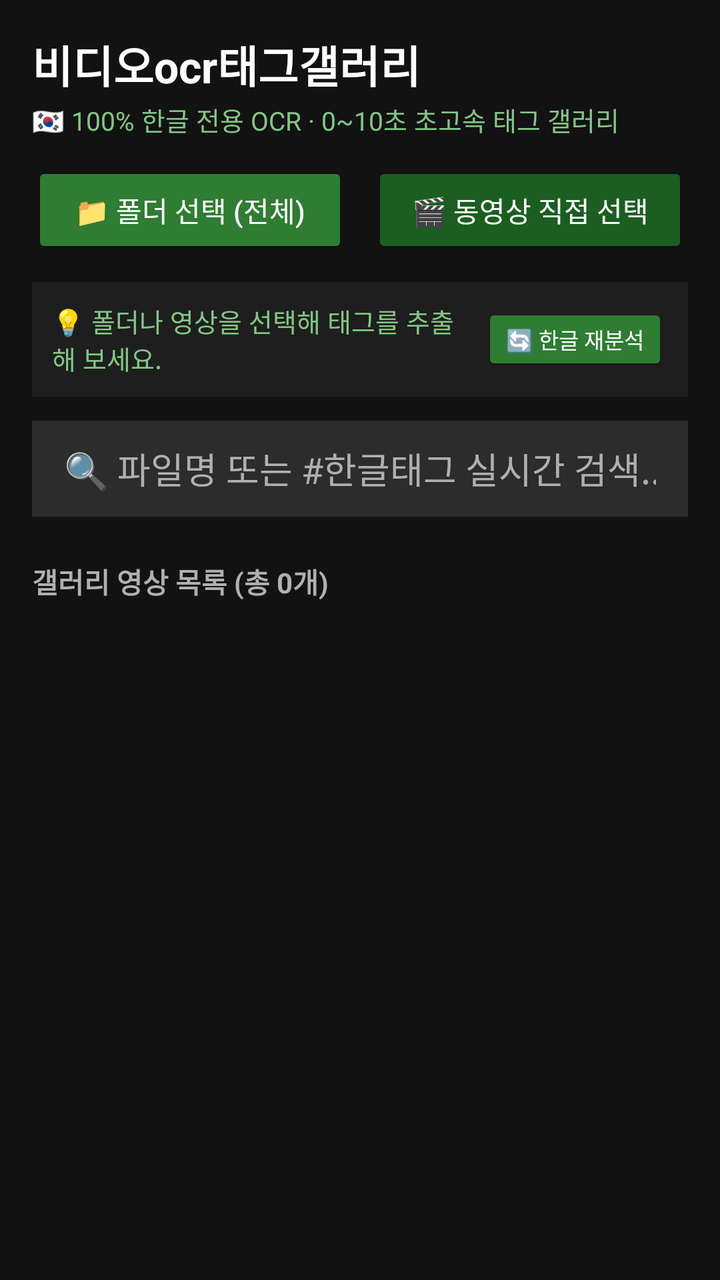
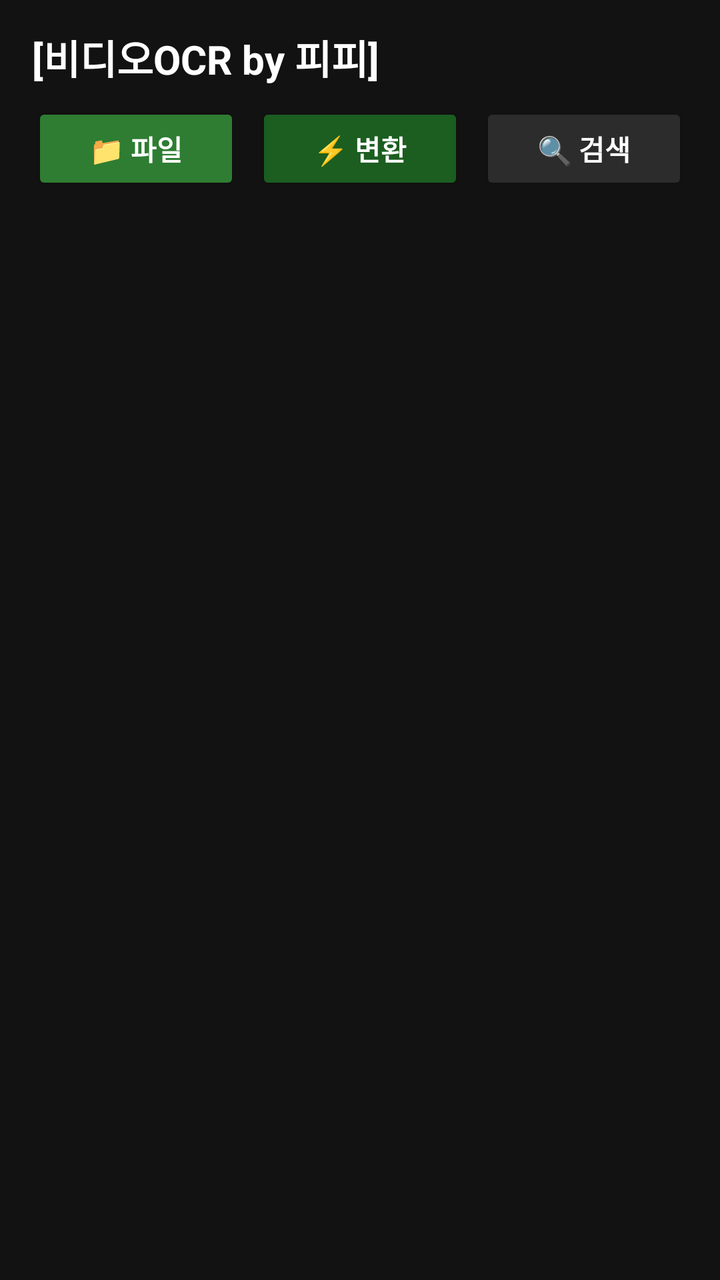

An Android layout rendered at two revisions. The XML below is the earlier revision; the diff shows what the commit changed to produce the second picture.
<!-- AndroidManifest.xml: application theme Theme.AppCompat.NoActionBar -->
<!-- res/layout/activity_main.xml -->
<?xml version="1.0" encoding="utf-8"?>
<LinearLayout xmlns:android="http://schemas.android.com/apk/res/android"
    xmlns:tools="http://schemas.android.com/tools"
    android:layout_width="match_parent"
    android:layout_height="match_parent"
    android:orientation="vertical"
    android:background="@color/background"
    android:padding="16dp">

    
    <LinearLayout
        android:layout_width="match_parent"
        android:layout_height="wrap_content"
        android:orientation="vertical"
        android:paddingBottom="12dp">

        <TextView
            android:layout_width="wrap_content"
            android:layout_height="wrap_content"
            android:text="@string/app_name"
            android:textColor="@color/on_surface"
            android:textSize="22sp"
            android:textStyle="bold" />

        <TextView
            android:layout_width="wrap_content"
            android:layout_height="wrap_content"
            android:text="🇰🇷 100% 한글 전용 OCR · 0~10초 초고속 태그 갤러리"
            android:textColor="@color/secondary"
            android:textSize="13sp"
            android:layout_marginTop="2dp" />
    </LinearLayout>

    
    <LinearLayout
        android:layout_width="match_parent"
        android:layout_height="wrap_content"
        android:orientation="horizontal"
        android:layout_marginBottom="12dp">

        <Button
            android:id="@+id/btnSelectFolder"
            android:layout_width="0dp"
            android:layout_height="48dp"
            android:layout_weight="1"
            android:text="📁 폴더 선택 (전체)"
            android:textColor="#FFFFFF"
            android:backgroundTint="@color/primary"
            android:layout_marginEnd="6dp" />

        <Button
            android:id="@+id/btnSelectVideos"
            android:layout_width="0dp"
            android:layout_height="48dp"
            android:layout_weight="1"
            android:text="🎬 동영상 직접 선택"
            android:textColor="#FFFFFF"
            android:backgroundTint="@color/primary_variant"
            android:layout_marginStart="6dp" />
    </LinearLayout>

    
    <LinearLayout
        android:id="@+id/layoutStatus"
        android:layout_width="match_parent"
        android:layout_height="wrap_content"
        android:orientation="vertical"
        android:background="@color/surface"
        android:padding="10dp"
        android:layout_marginBottom="12dp">

        <LinearLayout
            android:layout_width="match_parent"
            android:layout_height="wrap_content"
            android:orientation="horizontal"
            android:gravity="center_vertical">

            <TextView
                android:id="@+id/tvStatus"
                android:layout_width="0dp"
                android:layout_height="wrap_content"
                android:layout_weight="1"
                android:text="💡 폴더나 영상을 선택해 태그를 추출해 보세요."
                android:textColor="@color/secondary"
                android:textSize="13sp" />

            <Button
                android:id="@+id/btnReanalyzeKorean"
                android:layout_width="wrap_content"
                android:layout_height="36dp"
                android:text="🔄 한글 재분석"
                android:textSize="11sp"
                android:textColor="#FFFFFF"
                android:backgroundTint="@color/primary"
                android:layout_marginStart="8dp" />
        </LinearLayout>

        <ProgressBar
            android:id="@+id/progressBar"
            style="?android:attr/progressBarStyleHorizontal"
            android:layout_width="match_parent"
            android:layout_height="wrap_content"
            android:layout_marginTop="6dp"
            android:visibility="gone" />
    </LinearLayout>

    
    <EditText
        android:id="@+id/etSearch"
        android:layout_width="match_parent"
        android:layout_height="48dp"
        android:background="@color/surface_variant"
        android:hint="🔍 파일명 또는 #한글태그 실시간 검색..."
        android:textColorHint="@color/on_surface_secondary"
        android:textColor="@color/on_surface"
        android:paddingStart="16dp"
        android:paddingEnd="16dp"
        android:singleLine="true"
        android:imeOptions="actionSearch"
        android:layout_marginBottom="10dp" />

    
    <HorizontalScrollView
        android:id="@+id/scrollTags"
        android:layout_width="match_parent"
        android:layout_height="wrap_content"
        android:scrollbars="none"
        android:layout_marginBottom="12dp">

        <LinearLayout
            android:id="@+id/layoutTagChips"
            android:layout_width="wrap_content"
            android:layout_height="wrap_content"
            android:orientation="horizontal" />
    </HorizontalScrollView>

    
    <TextView
        android:id="@+id/tvResultCount"
        android:layout_width="wrap_content"
        android:layout_height="wrap_content"
        android:text="갤러리 영상 목록 (총 0개)"
        android:textColor="@color/on_surface_secondary"
        android:textSize="14sp"
        android:textStyle="bold"
        android:layout_marginBottom="8dp" />

    
    <androidx.recyclerview.widget.RecyclerView
        android:id="@+id/rvGallery"
        android:layout_width="match_parent"
        android:layout_height="0dp"
        android:layout_weight="1"
        android:clipToPadding="false"
        tools:listitem="@layout/item_video_gallery" />

</LinearLayout>
<!-- res/layout/item_video_gallery.xml (included above) -->
<?xml version="1.0" encoding="utf-8"?>
<LinearLayout xmlns:android="http://schemas.android.com/apk/res/android"
    android:layout_width="match_parent"
    android:layout_height="wrap_content"
    android:orientation="vertical"
    android:background="@color/surface"
    android:layout_marginBottom="12dp"
    android:padding="12dp">

    
    <LinearLayout
        android:layout_width="match_parent"
        android:layout_height="wrap_content"
        android:orientation="horizontal">

        
        <FrameLayout
            android:layout_width="110dp"
            android:layout_height="80dp"
            android:background="@color/surface_variant"
            android:layout_marginEnd="12dp">

            <ImageView
                android:id="@+id/ivThumbnail"
                android:layout_width="match_parent"
                android:layout_height="match_parent"
                android:scaleType="centerCrop" />

            <TextView
                android:id="@+id/tvDuration"
                android:layout_width="wrap_content"
                android:layout_height="wrap_content"
                android:layout_gravity="bottom|end"
                android:background="#B3000000"
                android:paddingStart="4dp"
                android:paddingEnd="4dp"
                android:text="00:00"
                android:textColor="#FFFFFF"
                android:textSize="11sp" />
        </FrameLayout>

        
        <LinearLayout
            android:layout_width="0dp"
            android:layout_height="wrap_content"
            android:layout_weight="1"
            android:orientation="vertical">

            
            <TextView
                android:id="@+id/tvFileName"
                android:layout_width="match_parent"
                android:layout_height="wrap_content"
                android:text="Screen_Recording.mp4"
                android:textColor="@color/on_surface"
                android:textSize="15sp"
                android:textStyle="bold"
                android:singleLine="true"
                android:ellipsize="middle" />

            
            <TextView
                android:id="@+id/tvBadge"
                android:layout_width="wrap_content"
                android:layout_height="wrap_content"
                android:background="@color/badge_cached"
                android:textColor="@color/badge_cached_text"
                android:text="✅ 기존 분석 완료"
                android:textSize="11sp"
                android:paddingStart="6dp"
                android:paddingEnd="6dp"
                android:paddingTop="2dp"
                android:paddingBottom="2dp"
                android:layout_marginTop="3dp"
                android:layout_marginBottom="4dp" />

            
            <TextView
                android:id="@+id/tvTags"
                android:layout_width="match_parent"
                android:layout_height="wrap_content"
                android:text="#베드로의고백처럼 #예수님사랑"
                android:textColor="@color/tag_text"
                android:textSize="13sp"
                android:textStyle="bold"
                android:maxLines="2"
                android:ellipsize="end" />
        </LinearLayout>
    </LinearLayout>

    
    <LinearLayout
        android:layout_width="match_parent"
        android:layout_height="wrap_content"
        android:orientation="horizontal"
        android:layout_marginTop="10dp">

        <Button
            android:id="@+id/btnPlayInApp"
            android:layout_width="0dp"
            android:layout_height="40dp"
            android:layout_weight="1"
            android:text="📱 바로 재생"
            android:textSize="12sp"
            android:textColor="#FFFFFF"
            android:backgroundTint="@color/primary"
            android:layout_marginEnd="4dp" />

        <Button
            android:id="@+id/btnPlaySamsung"
            android:layout_width="0dp"
            android:layout_height="40dp"
            android:layout_weight="1"
            android:text="▶️ 삼성 비디오"
            android:textSize="12sp"
            android:textColor="#FFFFFF"
            android:backgroundTint="@color/samsung_blue"
            android:layout_marginStart="4dp" />
    </LinearLayout>

</LinearLayout>
<!-- resources referenced by this layout -->
<resources>
  <color name="background">#121212</color>
  <color name="badge_cached">#1B5E20</color>
  <color name="badge_cached_text">#81C784</color>
  <color name="on_surface">#FFFFFF</color>
  <color name="on_surface_secondary">#B0B0B0</color>
  <color name="primary">#2E7D32</color>
  <color name="primary_variant">#1B5E20</color>
  <color name="samsung_blue">#0381FE</color>
  <color name="secondary">#81C784</color>
  <color name="surface">#1E1E1E</color>
  <color name="surface_variant">#2C2C2C</color>
  <color name="tag_text">#A5D6A7</color>
  <string name="app_name">비디오ocr태그갤러리</string>
</resources>

<!-- the commit's change to res/layout/activity_main.xml (unified diff, before → after) -->
@@ -5,145 +5,128 @@
     android:layout_height="match_parent"
     android:orientation="vertical"
     android:background="@color/background"
-    android:padding="16dp">
-
-    
-    <LinearLayout
-        android:layout_width="match_parent"
-        android:layout_height="wrap_content"
-        android:orientation="vertical"
-        android:paddingBottom="12dp">
+    android:paddingStart="16dp"
+    android:paddingEnd="16dp"
+    android:paddingTop="14dp"
+    android:paddingBottom="12dp">
+
+    
+    <LinearLayout
+        android:layout_width="match_parent"
+        android:layout_height="wrap_content"
+        android:orientation="horizontal"
+        android:gravity="center_vertical"
+        android:paddingBottom="8dp">
 
         <TextView
+            android:layout_width="0dp"
+            android:layout_height="wrap_content"
+            android:layout_weight="1"
+            android:text="[비디오OCR by 피피]"
+            android:textColor="@color/on_surface"
+            android:textSize="20sp"
+            android:textStyle="bold" />
+
+        <TextView
+            android:id="@+id/tvProgress"
             android:layout_width="wrap_content"
             android:layout_height="wrap_content"
-            android:text="@string/app_name"
+            android:text=""
+            android:textColor="@color/primary"
+            android:textSize="14sp"
+            android:textStyle="bold" />
+    </LinearLayout>
+
+    
+    <ProgressBar
+        android:id="@+id/progressBar"
+        style="?android:attr/progressBarStyleHorizontal"
+        android:layout_width="match_parent"
+        android:layout_height="4dp"
+        android:layout_marginBottom="10dp"
+        android:progressTint="@color/primary"
+        android:visibility="gone" />
+
+    
+    <LinearLayout
+        android:layout_width="match_parent"
+        android:layout_height="wrap_content"
+        android:orientation="horizontal"
+        android:layout_marginBottom="10dp">
+
+        <Button
+            android:id="@+id/btnFile"
+            android:layout_width="0dp"
+            android:layout_height="46dp"
+            android:layout_weight="1"
+            android:text="📁 파일"
+            android:textSize="14sp"
+            android:textStyle="bold"
+            android:textColor="#FFFFFF"
+            android:backgroundTint="@color/primary"
+            android:layout_marginEnd="4dp" />
+
+        <Button
+            android:id="@+id/btnConvert"
+            android:layout_width="0dp"
+            android:layout_height="46dp"
+            android:layout_weight="1"
+            android:text="⚡ 변환"
+            android:textSize="14sp"
+            android:textStyle="bold"
+            android:textColor="#FFFFFF"
+            android:backgroundTint="@color/primary_variant"
+            android:layout_marginStart="4dp"
+            android:layout_marginEnd="4dp" />
+
+        <Button
+            android:id="@+id/btnSearch"
+            android:layout_width="0dp"
+            android:layout_height="46dp"
+            android:layout_weight="1"
+            android:text="🔍 검색"
+            android:textSize="14sp"
+            android:textStyle="bold"
+            android:textColor="#FFFFFF"
+            android:backgroundTint="@color/surface_variant"
+            android:layout_marginStart="4dp" />
+    </LinearLayout>
+
+    
+    <LinearLayout
+        android:id="@+id/layoutSearchBox"
+        android:layout_width="match_parent"
+        android:layout_height="wrap_content"
+        android:orientation="horizontal"
+        android:gravity="center_vertical"
+        android:background="@color/surface_variant"
+        android:paddingStart="12dp"
+        android:paddingEnd="8dp"
+        android:layout_marginBottom="10dp"
+        android:visibility="gone">
+
+        <EditText
+            android:id="@+id/etSearch"
+            android:layout_width="0dp"
+            android:layout_height="44dp"
+            android:layout_weight="1"
+            android:background="@null"
+            android:hint="파일명 또는 #태그 실시간 검색..."
+            android:textColorHint="@color/on_surface_secondary"
             android:textColor="@color/on_surface"
-            android:textSize="22sp"
-            android:textStyle="bold" />
-
-        <TextView
-            android:layout_width="wrap_content"
-            android:layout_height="wrap_content"
-            android:text="🇰🇷 100% 한글 전용 OCR · 0~10초 초고속 태그 갤러리"
-            android:textColor="@color/secondary"
-            android:textSize="13sp"
-            android:layout_marginTop="2dp" />
-    </LinearLayout>
-
-    
-    <LinearLayout
-        android:layout_width="match_parent"
-        android:layout_height="wrap_content"
-        android:orientation="horizontal"
-        android:layout_marginBottom="12dp">
-
-        <Button
-            android:id="@+id/btnSelectFolder"
-            android:layout_width="0dp"
-            android:layout_height="48dp"
-            android:layout_weight="1"
-            android:text="📁 폴더 선택 (전체)"
-            android:textColor="#FFFFFF"
-            android:backgroundTint="@color/primary"
-            android:layout_marginEnd="6dp" />
-
-        <Button
-            android:id="@+id/btnSelectVideos"
-            android:layout_width="0dp"
-            android:layout_height="48dp"
-            android:layout_weight="1"
-            android:text="🎬 동영상 직접 선택"
-            android:textColor="#FFFFFF"
-            android:backgroundTint="@color/primary_variant"
-            android:layout_marginStart="6dp" />
-    </LinearLayout>
-
-    
-    <LinearLayout
-        android:id="@+id/layoutStatus"
-        android:layout_width="match_parent"
-        android:layout_height="wrap_content"
-        android:orientation="vertical"
-        android:background="@color/surface"
-        android:padding="10dp"
-        android:layout_marginBottom="12dp">
-
-        <LinearLayout
-            android:layout_width="match_parent"
-            android:layout_height="wrap_content"
-            android:orientation="horizontal"
-            android:gravity="center_vertical">
-
-            <TextView
-                android:id="@+id/tvStatus"
-                android:layout_width="0dp"
-                android:layout_height="wrap_content"
-                android:layout_weight="1"
-                android:text="💡 폴더나 영상을 선택해 태그를 추출해 보세요."
-                android:textColor="@color/secondary"
-                android:textSize="13sp" />
-
-            <Button
-                android:id="@+id/btnReanalyzeKorean"
-                android:layout_width="wrap_content"
-                android:layout_height="36dp"
-                android:text="🔄 한글 재분석"
-                android:textSize="11sp"
-                android:textColor="#FFFFFF"
-                android:backgroundTint="@color/primary"
-                android:layout_marginStart="8dp" />
-        </LinearLayout>
-
-        <ProgressBar
-            android:id="@+id/progressBar"
-            style="?android:attr/progressBarStyleHorizontal"
-            android:layout_width="match_parent"
-            android:layout_height="wrap_content"
-            android:layout_marginTop="6dp"
-            android:visibility="gone" />
-    </LinearLayout>
-
-    
-    <EditText
-        android:id="@+id/etSearch"
-        android:layout_width="match_parent"
-        android:layout_height="48dp"
-        android:background="@color/surface_variant"
-        android:hint="🔍 파일명 또는 #한글태그 실시간 검색..."
-        android:textColorHint="@color/on_surface_secondary"
-        android:textColor="@color/on_surface"
-        android:paddingStart="16dp"
-        android:paddingEnd="16dp"
-        android:singleLine="true"
-        android:imeOptions="actionSearch"
-        android:layout_marginBottom="10dp" />
-
-    
-    <HorizontalScrollView
-        android:id="@+id/scrollTags"
-        android:layout_width="match_parent"
-        android:layout_height="wrap_content"
-        android:scrollbars="none"
-        android:layout_marginBottom="12dp">
-
-        <LinearLayout
-            android:id="@+id/layoutTagChips"
-            android:layout_width="wrap_content"
-            android:layout_height="wrap_content"
-            android:orientation="horizontal" />
-    </HorizontalScrollView>
-
-    
-    <TextView
-        android:id="@+id/tvResultCount"
-        android:layout_width="wrap_content"
-        android:layout_height="wrap_content"
-        android:text="갤러리 영상 목록 (총 0개)"
-        android:textColor="@color/on_surface_secondary"
-        android:textSize="14sp"
-        android:textStyle="bold"
-        android:layout_marginBottom="8dp" />
+            android:textSize="14sp"
+            android:singleLine="true"
+            android:imeOptions="actionSearch" />
+
+        <ImageButton
+            android:id="@+id/btnCloseSearch"
+            android:layout_width="36dp"
+            android:layout_height="36dp"
+            android:background="?android:attr/selectableItemBackgroundBorderless"
+            android:src="@android:drawable/ic_menu_close_clear_cancel"
+            android:tint="@color/on_surface_secondary"
+            android:contentDescription="검색창 닫기" />
+    </LinearLayout>
 
     
     <androidx.recyclerview.widget.RecyclerView
<!-- resource entries referenced after the edit -->
@@ -8,10 +8,8 @@
   <color name="primary">#2E7D32</color>
   <color name="primary_variant">#1B5E20</color>
   <color name="samsung_blue">#0381FE</color>
-  <color name="secondary">#81C784</color>
   <color name="surface">#1E1E1E</color>
   <color name="surface_variant">#2C2C2C</color>
   <color name="tag_text">#A5D6A7</color>
-  <string name="app_name">비디오ocr태그갤러리</string>
 </resources>
 
